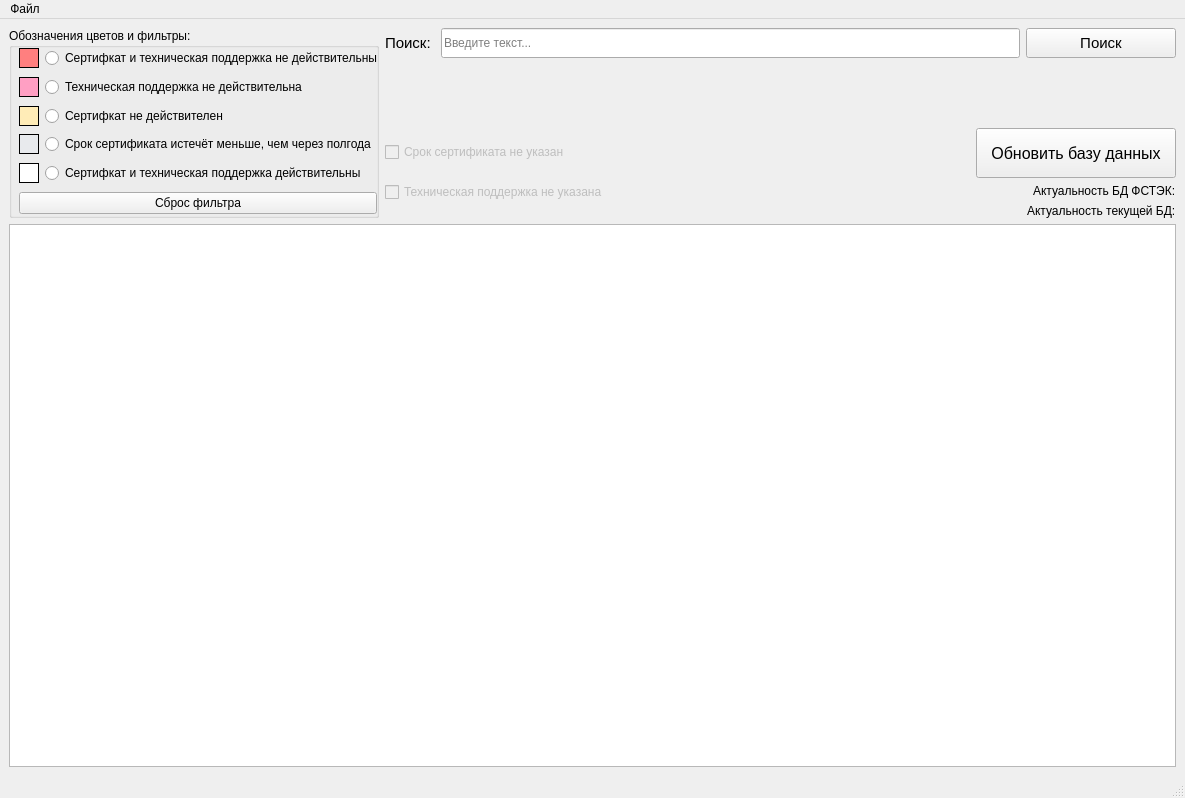
This is AppCertificates/tableview.ui in Kyraas/work as Qt 5 draws it before an edit. The edited form follows.
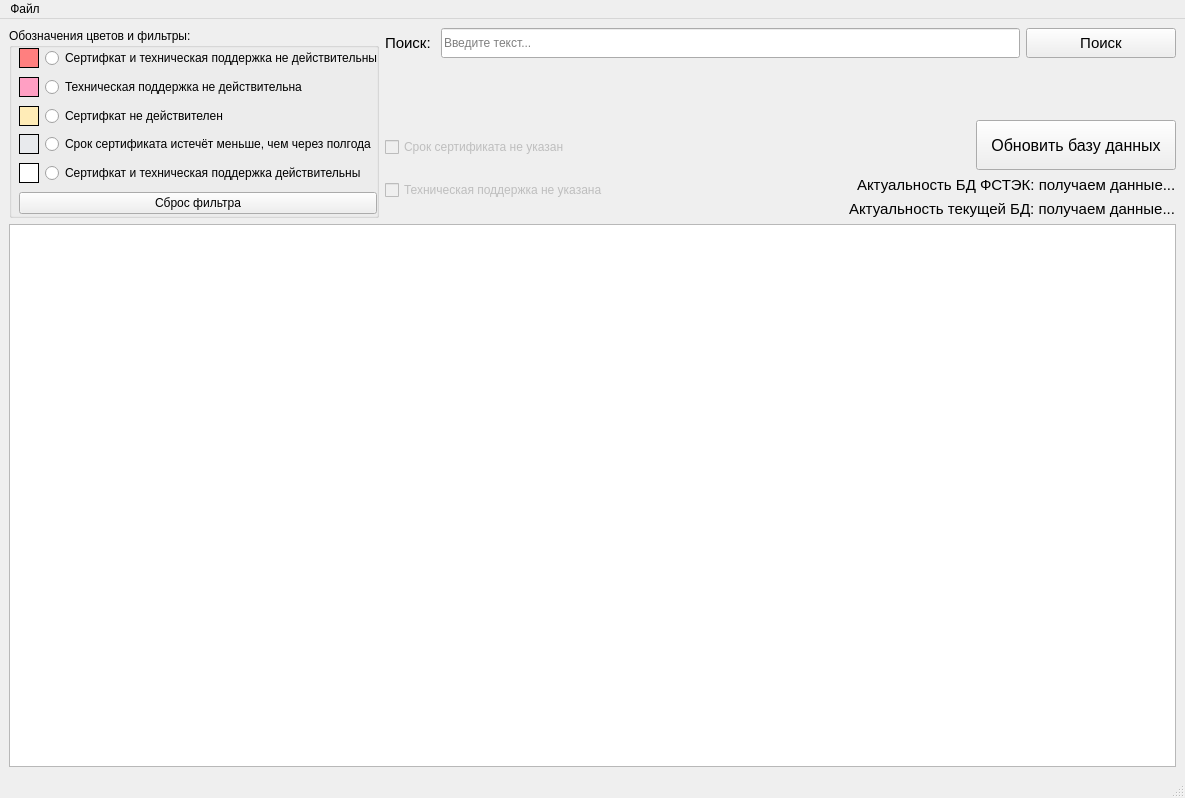
This is the edited form.

The edit to the form file:
```diff
--- a/AppCertificates/tableview.ui
+++ b/AppCertificates/tableview.ui
@@ -453,11 +453,11 @@
        <widget class="QLabel" name="actual_date">
         <property name="font">
          <font>
-          <pointsize>9</pointsize>
+          <pointsize>11</pointsize>
          </font>
         </property>
         <property name="text">
-         <string>Актуальность БД ФСТЭК:</string>
+         <string>Актуальность БД ФСТЭК: получаем данные...</string>
         </property>
        </widget>
       </item>
@@ -465,11 +465,11 @@
        <widget class="QLabel" name="last_update_date">
         <property name="font">
          <font>
-          <pointsize>9</pointsize>
+          <pointsize>11</pointsize>
          </font>
         </property>
         <property name="text">
-         <string>Актуальность текущей БД:</string>
+         <string>Актуальность текущей БД: получаем данные...</string>
         </property>
        </widget>
       </item>
```
Left out of the diff: 6 changed lines with no effect on the pictures.
